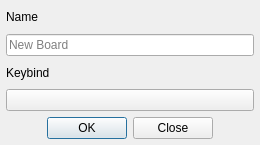
First picture: the form in src/Dialog/dialogboard.ui, repository defaultsamson/Soundboard, before the edit.
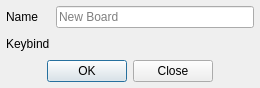
Second picture: the form after the edit. Custom widgets are drawn as their Qt base class.

What changed in the file:
```diff
--- a/src/Dialog/dialogboard.ui
+++ b/src/Dialog/dialogboard.ui
@@ -7,7 +7,7 @@
     <x>0</x>
     <y>0</y>
     <width>260</width>
-    <height>145</height>
+    <height>88</height>
    </rect>
   </property>
   <property name="maximumSize">
@@ -33,6 +33,10 @@
     <number>6</number>
    </property>
    <item>
+    <layout class="QHBoxLayout" name="horizontalLayout">
+     <item>
+      <layout class="QVBoxLayout" name="verticalLayout_2">
+       <item>
     <widget class="QLabel" name="labelName">
      <property name="text">
       <string>Name</string>
@@ -40,6 +44,17 @@
     </widget>
    </item>
    <item>
+        <widget class="QLabel" name="labelKeybind">
+         <property name="text">
+          <string>Keybind</string>
+         </property>
+        </widget>
+       </item>
+      </layout>
+     </item>
+     <item>
+      <layout class="QVBoxLayout" name="verticalLayout_3">
+       <item>
     <widget class="QLineEdit" name="lineEditName">
      <property name="placeholderText">
       <string>New Board</string>
@@ -50,14 +65,11 @@
     </widget>
    </item>
    <item>
-    <widget class="QLabel" name="labelKeybind">
-     <property name="text">
-      <string>Keybind</string>
-     </property>
-    </widget>
-   </item>
-   <item>
-    <widget class="WidgetKeybind" name="keybindBoard"/>
+        <widget class="WidgetKeybind" name="keybindBoard" native="true"/>
+       </item>
+      </layout>
+     </item>
+    </layout>
    </item>
    <item>
     <widget class="QDialogButtonBox" name="buttonBox">
@@ -74,7 +86,7 @@
  <customwidgets>
   <customwidget>
    <class>WidgetKeybind</class>
-   <extends>QPushButton</extends>
+   <extends>QWidget</extends>
    <header>src/Widget/widgetkeybind.h</header>
   </customwidget>
  </customwidgets>
```
Left out of the diff: 1 changed line with no effect on the pictures. Lines whose indentation alone changed are shown as unchanged.
